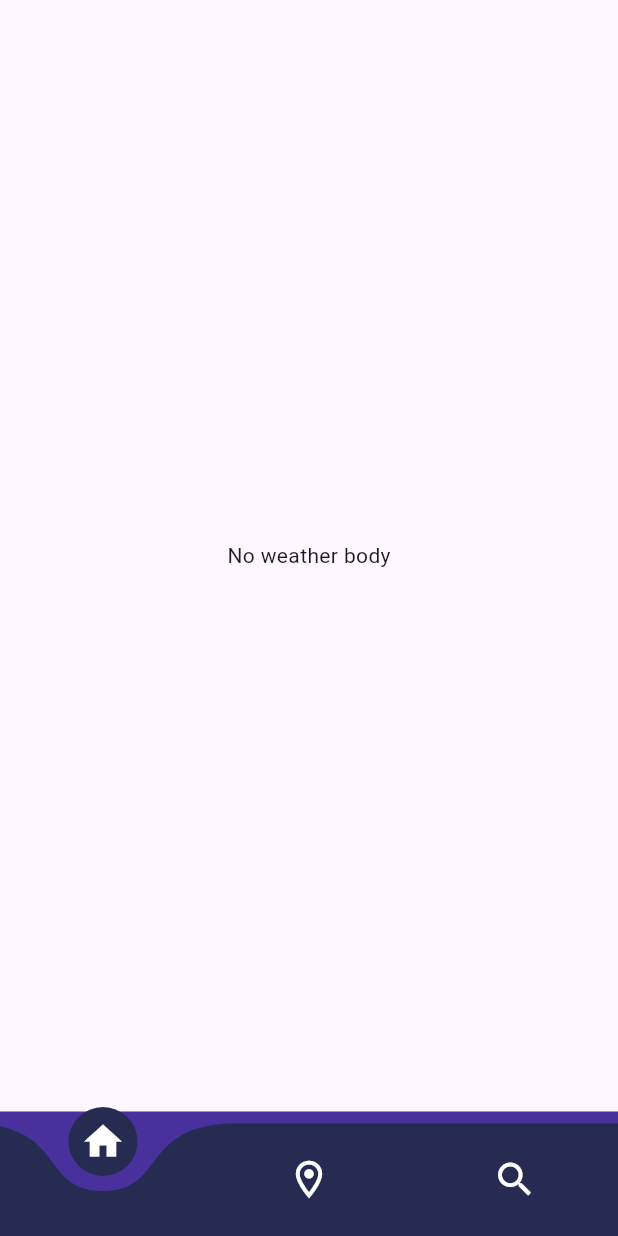
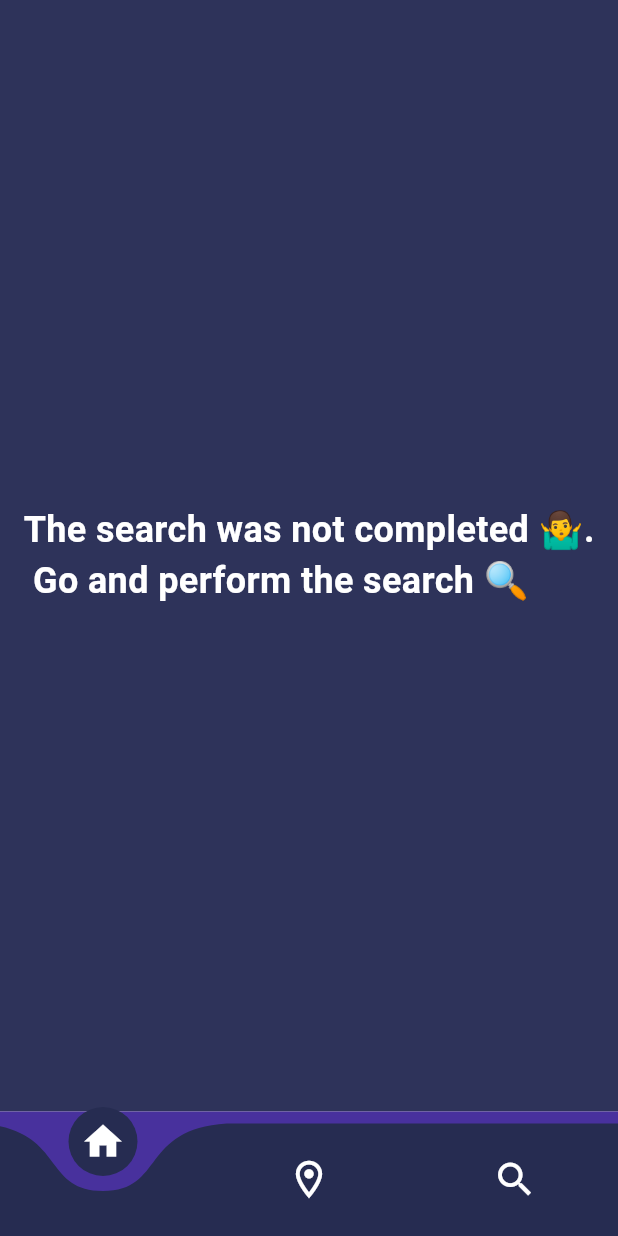
Before and after one commit to Fadyemil/Weather_App, a Flutter app: the screen it shows after launch, on a phone screen of 412 x 824 dp. Run offline on Flutter 3.47's test engine with Material 3 defaults, Android fonts, the phone set to English and light mode, and no system bars; drawn by our look-alikes of curved_navigation_bar; our stand-ins replace bloc, connectivity_plus, dio, flutter_bloc.

Commit message:
edit in code part 1

```diff
--- a/lib/Service/WeatherService.dart
+++ b/lib/core/Service/WeatherService.dart
@@ -1,7 +1,7 @@
 // ignore_for_file: unused_local_variable
 
 import 'package:dio/dio.dart';
-import 'package:weather_app/models/Weather_Model.dart';
+import 'package:weather_app/core/models/Weather_Model.dart';
 
 class WeatherService {
   final Dio dio;
--- /dev/null
+++ b/lib/core/utils/assets.dart
@@ -0,0 +1,4 @@
+class Assets {
+
+
+}
--- /dev/null
+++ b/lib/core/utils/styles.dart
@@ -0,0 +1,45 @@
+import 'package:flutter/material.dart';
+
+abstract class Styles {
+  static const textstyle35_white = TextStyle(
+    height: 1,
+    color: Color(0xffFFFFFF),
+    fontSize: 35,
+    fontWeight: FontWeight.w900,
+  );
+  static const textstyle35 = TextStyle(
+    color: Colors.white,
+    fontSize: 35,
+    fontWeight: FontWeight.bold,
+  );
+  static const textstyle24_white = TextStyle(
+    color: Colors.white,
+    fontSize: 24,
+    fontWeight: FontWeight.bold,
+  );
+  static const textstyle24_ExtraBold = TextStyle(
+    color: Color(0xffFFFFFF),
+    fontSize: 24,
+    fontWeight: FontWeight.w800,
+  );
+  static const textstyle24 = TextStyle(
+    color: Colors.white,
+    fontSize: 24,
+  );
+  static const textstyle22 = TextStyle(
+    fontSize: 22,
+    fontWeight: FontWeight.bold,
+    color: Colors.white,
+  );
+  static const textstyle18 = TextStyle(
+    fontFamily: 'Helvetica',
+    color: Color(0xffEBEBF5),
+    fontSize: 18,
+    fontWeight: FontWeight.w500,
+  );
+  static const textstyle18_Build = TextStyle(
+    color: Color(0xffFFFFFF),
+    fontSize: 18,
+    fontWeight: FontWeight.w500,
+  );
+}
--- a/lib/manger/get_weather/get_weather_cubit.dart
+++ b/lib/manger/get_weather/get_weather_cubit.dart
@@ -1,8 +1,8 @@
 import 'package:bloc/bloc.dart';
 import 'package:dio/dio.dart';
 import 'package:flutter/material.dart';
-import 'package:weather_app/Service/WeatherService.dart';
-import 'package:weather_app/models/Weather_Model.dart';
+import 'package:weather_app/core/Service/WeatherService.dart';
+import 'package:weather_app/core/models/Weather_Model.dart';
 
 part 'get_weather_state.dart';
 
--- a/lib/page/MyHomePage.dart
+++ b/lib/page/MyHomePage.dart
@@ -3,6 +3,7 @@
 import 'package:flutter/material.dart';
 import 'package:flutter_bloc/flutter_bloc.dart';
 import 'package:weather_app/manger/get_weather/get_weather_cubit.dart';
+import 'package:weather_app/widget/AppWidget/Error_Search.dart';
 import 'package:weather_app/widget/HomePageWidget/NoWeatherBody.dart';
 // import 'package:flutter/rendering.dart';
 import 'package:weather_app/widget/HomePageWidget/WeatherInfoBody.dart';
@@ -25,7 +26,8 @@ class MyHomePage extends StatelessWidget {
             } else if (state is WeatherLoadingState) {
               return WeatherInfoBody(screanHeight: screanHeight);
             } else {
-              return Text('opps ther was an error');
+              return Error_Search(
+                  screanHeight: screanHeight, screanWidth: screanWidth);
             }
           },
         ),
--- a/lib/page/Page_Forecast.dart
+++ b/lib/page/Page_Forecast.dart
@@ -3,6 +3,7 @@
 import 'package:flutter/material.dart';
 import 'package:flutter_bloc/flutter_bloc.dart';
 import 'package:weather_app/manger/get_weather/get_weather_cubit.dart';
+import 'package:weather_app/widget/AppWidget/Error_Search.dart';
 import 'package:weather_app/widget/HomePageWidget/ForecastData.dart';
 import 'package:weather_app/widget/HomePageWidget/NoWeatherBody.dart';
 
@@ -22,7 +23,8 @@ class Page_Forecast extends StatelessWidget {
             } else if (state is WeatherLoadingState) {
               return ForecastData(screanHeight: screanHeight);
             } else {
-              return Text('opps ther was an error');
+              return Error_Search(
+                  screanHeight: screanHeight, screanWidth: screanWidth);
             }
           },
         ),
--- a/lib/page/SearchPage.dart
+++ b/lib/page/SearchPage.dart
@@ -2,6 +2,7 @@
 
 import 'package:flutter/material.dart';
 import 'package:flutter_bloc/flutter_bloc.dart';
+import 'package:weather_app/core/utils/styles.dart';
 import 'package:weather_app/manger/get_weather/get_weather_cubit.dart';
 import 'package:weather_app/widget/HomePageWidget/NoWeatherBody.dart';
 import 'package:weather_app/widget/searchWidhet/AppBarSearchPage.dart';
@@ -28,7 +29,10 @@ class Searchpage extends StatelessWidget {
               return SearchData(
                   screanHeight: screanHeight, screanWidth: screanWidth);
             } else {
-              return Text('opps ther was an error');
+              return const Center(
+                child: Text('opps ther was an error, please try again',
+                    style: Styles.textstyle22),
+              );
             }
           },
         ),
--- a/lib/widget/HomePageWidget/NoWeatherBody.dart
+++ b/lib/widget/HomePageWidget/NoWeatherBody.dart
@@ -1,12 +1,19 @@
 import 'package:flutter/material.dart';
+import 'package:weather_app/core/utils/styles.dart';
 
 class NoWeatherBody extends StatelessWidget {
   const NoWeatherBody({super.key});
 
   @override
   Widget build(BuildContext context) {
-    return Center(
-      child: Text('No weather body'),
+    return Container(
+      color: Color(0xff2E335A),
+      child: Center(
+        child: Text(
+          "The search was not completed 🤷‍♂️.\n Go and perform the search 🔍",
+          style: Styles.textstyle24_white,
+        ),
+      ),
     );
   }
 }
```
Also changed, not shown: lib/widget/AppWidget/Error_Search.dart (added, +26 -0 lines), lib/widget/HomePageWidget/WeatherState.dart (+13 -35 lines), lib/widget/HomePageWidget/Weekly_Forecast.dart (+24 -13 lines), lib/widget/HomePageWidget/changeCheme.dart (added, +19 -0 lines), lib/widget/searchWidhet/Days_SearchWeather.dart (added, +42 -0 lines), lib/widget/searchWidhet/DetailsWeather.dart (+13 -59 lines), lib/widget/searchWidhet/Hight_Low_Degre.dart (added, +29 -0 lines), lib/widget/searchWidhet/SearchData.dart (+12 -0 lines), pubspec.yaml (+6 -36 lines), lib/core/models/Weather_Model.dart (renamed from lib/models/Weather_Model.dart).
